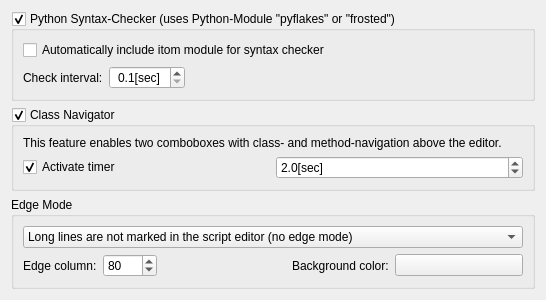
Before: the Qt Designer form Qitom/ui/widgetPropEditorScripts.ui in itom-project/itom, drawn with Qt 5.
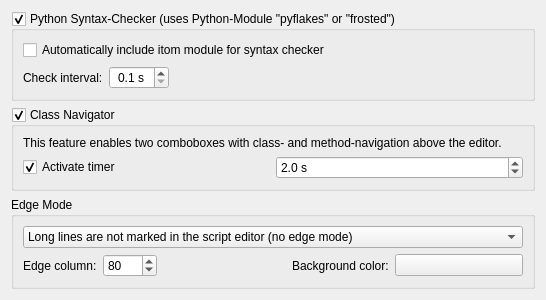
After: the same form once the commit is applied. Custom widgets are drawn as their Qt base class.

```diff
--- a/Qitom/ui/widgetPropEditorScripts.ui
+++ b/Qitom/ui/widgetPropEditorScripts.ui
@@ -71,7 +71,7 @@
              <set>Qt::AlignCenter</set>
             </property>
             <property name="suffix">
-             <string>[sec]</string>
+             <string> s</string>
             </property>
             <property name="decimals">
              <number>1</number>
@@ -138,7 +138,7 @@
         <item>
          <widget class="QDoubleSpinBox" name="spinClassNavigatorInterval">
           <property name="suffix">
-           <string>[sec]</string>
+           <string> s</string>
           </property>
           <property name="decimals">
            <number>1</number>
```
